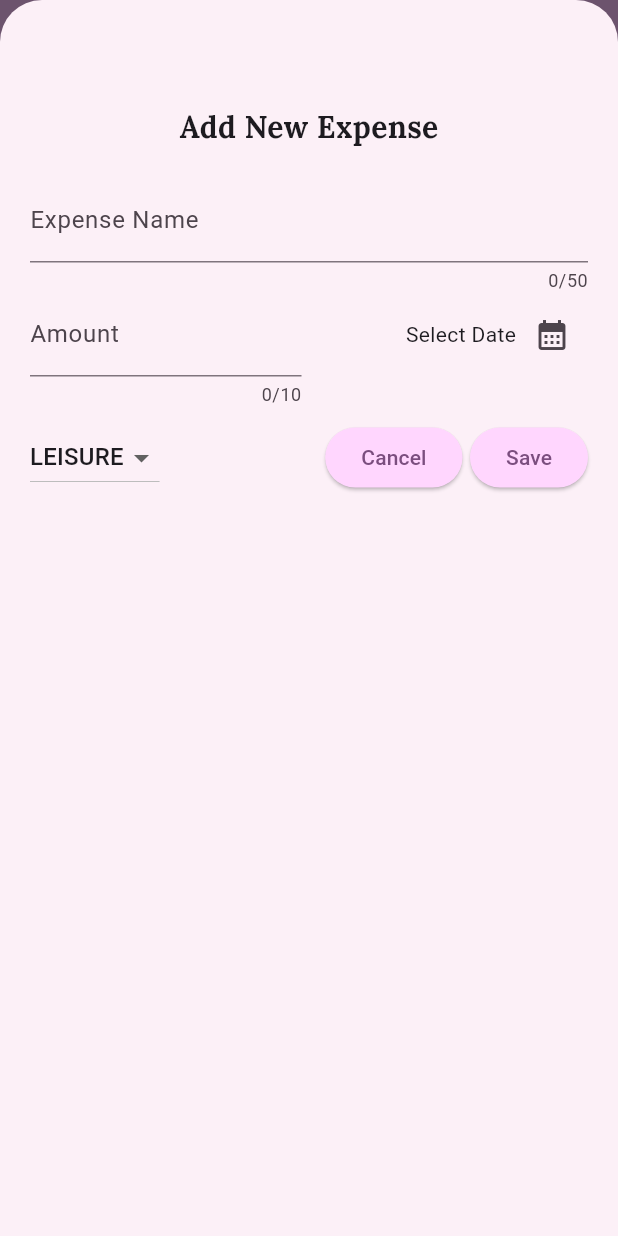
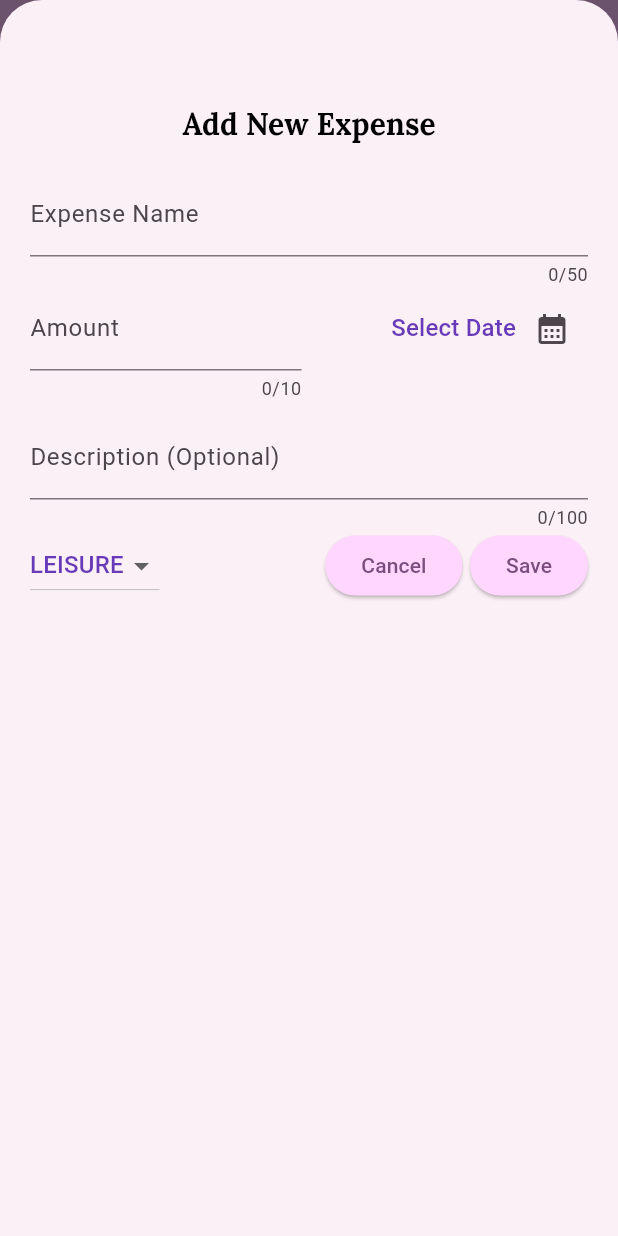
Before and after one commit to Lucifer-Supreme/My-Flutter-Projects, a Flutter app: the screen it shows after launch, after a tap on the "add" icon, on a phone screen of 412 x 824 dp. Run offline on Flutter 3.47's test engine with Material 3 defaults, Android fonts, the light colour scheme and no system bars; our stand-ins replace google_fonts.

Commit message:
Added More Functionality (Description feature)

```diff
--- a/Fedrex_Expense_Tracker/lib/expenses.dart
+++ b/Fedrex_Expense_Tracker/lib/expenses.dart
@@ -56,7 +56,7 @@ class _ExpensesState extends State<Expenses> {
       appBar: AppBar(
         title: Text(
           "Fedrex Budget Assistant",
-          style: GoogleFonts.lora(fontWeight: FontWeight.bold),
+          style: Theme.of(context).textTheme.titleLarge
         ),
         // backgroundColor: Colors.lightBlueAccent,
         actions: [
--- a/Fedrex_Expense_Tracker/lib/main.dart
+++ b/Fedrex_Expense_Tracker/lib/main.dart
@@ -1,18 +1,28 @@
 import 'package:fedrex_expense_tracker/expenses.dart';
 import 'package:flutter/material.dart';
+import 'package:google_fonts/google_fonts.dart';
 
 var kColorScheme = ColorScheme.fromSeed(seedColor: Colors.purpleAccent);
 
 void main() {
   runApp(MaterialApp(
       theme: ThemeData().copyWith(
-        appBarTheme: AppBarTheme(backgroundColor: kColorScheme.inversePrimary,foregroundColor: kColorScheme.onPrimaryContainer),
-        colorScheme: kColorScheme,
-        cardTheme: CardTheme(color: kColorScheme.inversePrimary),
-        elevatedButtonTheme: ElevatedButtonThemeData(
-            style: ElevatedButton.styleFrom(
-                backgroundColor: kColorScheme.primaryContainer)),
-
+          appBarTheme: AppBarTheme(
+              backgroundColor: kColorScheme.inversePrimary,
+              foregroundColor: kColorScheme.onPrimaryContainer),
+          colorScheme: kColorScheme,
+          cardTheme: CardTheme(color: kColorScheme.inversePrimary),
+          elevatedButtonTheme: ElevatedButtonThemeData(
+              style: ElevatedButton.styleFrom(
+                  backgroundColor: kColorScheme.primaryContainer)),
+          textTheme: TextTheme(
+              bodyLarge: TextStyle(color: Colors.black), // Set default text color
+              bodyMedium: TextStyle(color: Colors.black),
+              titleLarge: GoogleFonts.lora(
+                  fontSize: 20,
+                  fontWeight: FontWeight.bold,
+                  color: Colors.black),
+              titleMedium: TextStyle(color: Colors.deepPurple))
       ),
       //scaffoldBackgroundColor: Color.fromARGB(255, 255, 215, 227)
 
--- a/Fedrex_Expense_Tracker/lib/models/expense.dart
+++ b/Fedrex_Expense_Tracker/lib/models/expense.dart
@@ -14,11 +14,14 @@ const categoryIcons = {
 };
 
 class Expense {
+
+
   Expense(
       {required this.category,
       required this.expenseTitle,
       required this.amount,
-      required this.date})
+      required this.date,
+      required this.description})
       : expenseID = uuid.v4();
 
   final expenseID;
@@ -26,6 +29,7 @@ class Expense {
   final amount;
   final DateTime date;
   final Category category;
+  String description;
 
   String get formatedDate{
     return formater.format(date);
--- a/Fedrex_Expense_Tracker/lib/widgets/expenses_list.dart
+++ b/Fedrex_Expense_Tracker/lib/widgets/expenses_list.dart
@@ -1,4 +1,6 @@
 import 'package:fedrex_expense_tracker/widgets/expense_item.dart';
+import 'package:flutter/cupertino.dart';
+import 'package:flutter/material.dart';
 import 'package:flutter/widgets.dart';
 import 'package:fedrex_expense_tracker/models/expense.dart';
 import 'package:google_fonts/google_fonts.dart';
@@ -15,6 +17,8 @@ class ExpensesList extends StatelessWidget {
     return (ListView.builder(
       itemCount: expenses.length,
       itemBuilder: (ctx, index) => Dismissible(
+
+        background: Container(color: Theme.of(context).colorScheme.error,),
           key: ValueKey(expenses[index]),
           onDismissed: (direction) {
             removeExpense(expenses[index]);
--- a/Fedrex_Expense_Tracker/lib/widgets/new_expense.dart
+++ b/Fedrex_Expense_Tracker/lib/widgets/new_expense.dart
@@ -24,6 +24,7 @@ class NewExpense extends StatefulWidget {
 class _NewExpenseState extends State<NewExpense> {
   var selectedTitle = TextEditingController();
   var selectedAmount = TextEditingController();
+  var selectedDescription = TextEditingController();
   final formater = DateFormat('dd-MMMM-yyyy');
   DateTime? selectedDate;
   Category _selectedCategory = Category.leisure;
@@ -66,7 +67,9 @@ class _NewExpenseState extends State<NewExpense> {
           category: _selectedCategory,
           expenseTitle: selectedTitle.text,
           amount: enteredAmount,
-          date: selectedDate!));
+          date: selectedDate!,
+          description: selectedDescription.text));
+      print(selectedDescription.toString());
       Navigator.pop(context);
     }
   }
@@ -87,7 +90,7 @@ class _NewExpenseState extends State<NewExpense> {
             Text(
               "Add New Expense",
               style:
-                  GoogleFonts.lora(fontSize: 20, fontWeight: FontWeight.bold),
+                  Theme.of(context).textTheme.titleLarge,
             ),
             const SizedBox(
               height: 20,
@@ -123,7 +126,7 @@ class _NewExpenseState extends State<NewExpense> {
                       Text(
                         selectedDate == null
                             ? 'Select Date'
-                            : formater.format(selectedDate!),
+                            : formater.format(selectedDate!),style: Theme.of(context).textTheme.titleMedium,
                       ),
                       IconButton(
                           onPressed: _presentDatePicker,
@@ -136,6 +139,9 @@ class _NewExpenseState extends State<NewExpense> {
             const SizedBox(
               height: 10,
             ),
+            TextField(maxLength: 100,
+            decoration: InputDecoration(label: Text("Description (Optional)")),
+            controller: selectedDescription,),
             Row(
               mainAxisAlignment: MainAxisAlignment.spaceAround,
               children: [
```
Also changed, not shown: Fedrex_Expense_Tracker/lib/expense_description.dart (added, +59 -0 lines), Fedrex_Expense_Tracker/lib/widgets/expense_item.dart (+14 -5 lines).
